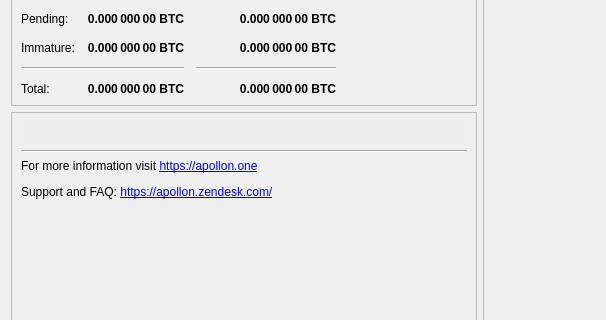
Before: the Qt Designer form src/qt/forms/overviewpage.ui in apollondeveloper/ApollonCoin, drawn with Qt 5; both pictures show x 0 to 606 and y 136 to 456 of the 960 by 609 pixel window.
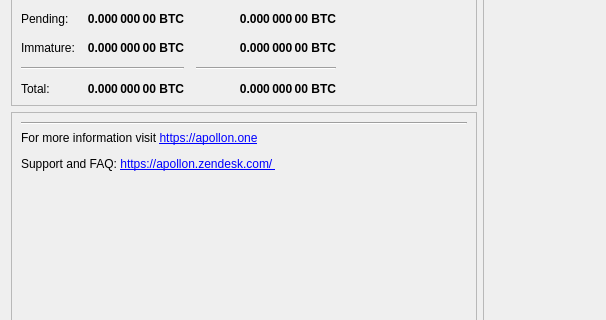
After: the same form once the commit is applied.

```diff
--- a/src/qt/forms/overviewpage.ui
+++ b/src/qt/forms/overviewpage.ui
@@ -476,437 +476,6 @@
           <enum>QFrame::Raised</enum>
          </property>
          <layout class="QVBoxLayout" name="verticalLayout_5">
-          <item>
-           <widget class="QPushButton" name="runAutoDenom">
-            <property name="palette">
-             <palette>
-              <active>
-               <colorrole role="WindowText">
-                <brush brushstyle="SolidPattern">
-                 <color alpha="255">
-                  <red>0</red>
-                  <green>0</green>
-                  <blue>0</blue>
-                 </color>
-                </brush>
-               </colorrole>
-               <colorrole role="Button">
-                <brush brushstyle="SolidPattern">
-                 <color alpha="255">
-                  <red>239</red>
-                  <green>238</green>
-                  <blue>238</blue>
-                 </color>
-                </brush>
-               </colorrole>
-               <colorrole role="Light">
-                <brush brushstyle="SolidPattern">
-                 <color alpha="255">
-                  <red>255</red>
-                  <green>255</green>
-                  <blue>255</blue>
-                 </color>
-                </brush>
-               </colorrole>
-               <colorrole role="Midlight">
-                <brush brushstyle="SolidPattern">
-                 <color alpha="255">
-                  <red>247</red>
-                  <green>246</green>
-                  <blue>246</blue>
-                 </color>
-                </brush>
-               </colorrole>
-               <colorrole role="Dark">
-                <brush brushstyle="SolidPattern">
-                 <color alpha="255">
-                  <red>119</red>
-                  <green>119</green>
-                  <blue>119</blue>
-                 </color>
-                </brush>
-               </colorrole>
-               <colorrole role="Mid">
-                <brush brushstyle="SolidPattern">
-                 <color alpha="255">
-                  <red>159</red>
-                  <green>159</green>
-                  <blue>159</blue>
-                 </color>
-                </brush>
-               </colorrole>
-               <colorrole role="Text">
-                <brush brushstyle="SolidPattern">
-                 <color alpha="255">
-                  <red>0</red>
-                  <green>0</green>
-                  <blue>0</blue>
-                 </color>
-                </brush>
-               </colorrole>
-               <colorrole role="BrightText">
-                <brush brushstyle="SolidPattern">
-                 <color alpha="255">
-                  <red>255</red>
-                  <green>255</green>
-                  <blue>255</blue>
-                 </color>
-                </brush>
-               </colorrole>
-               <colorrole role="ButtonText">
-                <brush brushstyle="SolidPattern">
-                 <color alpha="255">
-                  <red>0</red>
-                  <green>0</green>
-                  <blue>0</blue>
-                 </color>
-                </brush>
-               </colorrole>
-               <colorrole role="Base">
-                <brush brushstyle="SolidPattern">
-                 <color alpha="255">
-                  <red>255</red>
-                  <green>255</green>
-                  <blue>255</blue>
-                 </color>
-                </brush>
-               </colorrole>
-               <colorrole role="Window">
-                <brush brushstyle="SolidPattern">
-                 <color alpha="255">
-                  <red>239</red>
-                  <green>238</green>
-                  <blue>238</blue>
-                 </color>
-                </brush>
-               </colorrole>
-               <colorrole role="Shadow">
-                <brush brushstyle="SolidPattern">
-                 <color alpha="255">
-                  <red>0</red>
-                  <green>0</green>
-                  <blue>0</blue>
-                 </color>
-                </brush>
-               </colorrole>
-               <colorrole role="AlternateBase">
-                <brush brushstyle="SolidPattern">
-                 <color alpha="255">
-                  <red>247</red>
-                  <green>246</green>
-                  <blue>246</blue>
-                 </color>
-                </brush>
-               </colorrole>
-               <colorrole role="ToolTipBase">
-                <brush brushstyle="SolidPattern">
-                 <color alpha="255">
-                  <red>255</red>
-                  <green>255</green>
-                  <blue>220</blue>
-                 </color>
-                </brush>
-               </colorrole>
-               <colorrole role="ToolTipText">
-                <brush brushstyle="SolidPattern">
-                 <color alpha="255">
-                  <red>0</red>
-                  <green>0</green>
-                  <blue>0</blue>
-                 </color>
-                </brush>
-               </colorrole>
-              </active>
-              <inactive>
-               <colorrole role="WindowText">
-                <brush brushstyle="SolidPattern">
-                 <color alpha="255">
-                  <red>0</red>
-                  <green>0</green>
-                  <blue>0</blue>
-                 </color>
-                </brush>
-               </colorrole>
-               <colorrole role="Button">
-                <brush brushstyle="SolidPattern">
-                 <color alpha="255">
-                  <red>239</red>
-                  <green>238</green>
-                  <blue>238</blue>
-                 </color>
-                </brush>
-               </colorrole>
-               <colorrole role="Light">
-                <brush brushstyle="SolidPattern">
-                 <color alpha="255">
-                  <red>255</red>
-                  <green>255</green>
-                  <blue>255</blue>
-                 </color>
-                </brush>
-               </colorrole>
-               <colorrole role="Midlight">
-                <brush brushstyle="SolidPattern">
-                 <color alpha="255">
-                  <red>247</red>
-                  <green>246</green>
-                  <blue>246</blue>
-                 </color>
-                </brush>
-               </colorrole>
-               <colorrole role="Dark">
-                <brush brushstyle="SolidPattern">
-                 <color alpha="255">
-                  <red>119</red>
-                  <green>119</green>
-                  <blue>119</blue>
-                 </color>
-                </brush>
-               </colorrole>
-               <colorrole role="Mid">
-                <brush brushstyle="SolidPattern">
-                 <color alpha="255">
-                  <red>159</red>
-                  <green>159</green>
-                  <blue>159</blue>
-                 </color>
-                </brush>
-               </colorrole>
-               <colorrole role="Text">
-                <brush brushstyle="SolidPattern">
-                 <color alpha="255">
-                  <red>0</red>
-                  <green>0</green>
-                  <blue>0</blue>
-                 </color>
-                </brush>
-               </colorrole>
-               <colorrole role="BrightText">
-                <brush brushstyle="SolidPattern">
-                 <color alpha="255">
-                  <red>255</red>
-                  <green>255</green>
-                  <blue>255</blue>
-                 </color>
-                </brush>
-               </colorrole>
-               <colorrole role="ButtonText">
-                <brush brushstyle="SolidPattern">
-                 <color alpha="255">
-                  <red>0</red>
-                  <green>0</green>
-                  <blue>0</blue>
-                 </color>
-                </brush>
-               </colorrole>
-               <colorrole role="Base">
-                <brush brushstyle="SolidPattern">
-                 <color alpha="255">
-                  <red>255</red>
-                  <green>255</green>
-                  <blue>255</blue>
-                 </color>
-                </brush>
-               </colorrole>
-               <colorrole role="Window">
-                <brush brushstyle="SolidPattern">
-                 <color alpha="255">
-                  <red>239</red>
-                  <green>238</green>
-                  <blue>238</blue>
-                 </color>
-                </brush>
-               </colorrole>
-               <colorrole role="Shadow">
-                <brush brushstyle="SolidPattern">
-                 <color alpha="255">
-                  <red>0</red>
-                  <green>0</green>
-                  <blue>0</blue>
-                 </color>
-                </brush>
-               </colorrole>
-               <colorrole role="AlternateBase">
-                <brush brushstyle="SolidPattern">
-                 <color alpha="255">
-                  <red>247</red>
-                  <green>246</green>
-                  <blue>246</blue>
-                 </color>
-                </brush>
-               </colorrole>
-               <colorrole role="ToolTipBase">
-                <brush brushstyle="SolidPattern">
-                 <color alpha="255">
-                  <red>255</red>
-                  <green>255</green>
-                  <blue>220</blue>
-                 </color>
-                </brush>
-               </colorrole>
-               <colorrole role="ToolTipText">
-                <brush brushstyle="SolidPattern">
-                 <color alpha="255">
-                  <red>0</red>
-                  <green>0</green>
-                  <blue>0</blue>
-                 </color>
-                </brush>
-               </colorrole>
-              </inactive>
-              <disabled>
-               <colorrole role="WindowText">
-                <brush brushstyle="SolidPattern">
-                 <color alpha="255">
-                  <red>119</red>
-                  <green>119</green>
-                  <blue>119</blue>
-                 </color>
-                </brush>
-               </colorrole>
-               <colorrole role="Button">
-                <brush brushstyle="SolidPattern">
-                 <color alpha="255">
-                  <red>239</red>
-                  <green>238</green>
-                  <blue>238</blue>
-                 </color>
-                </brush>
-               </colorrole>
-               <colorrole role="Light">
-                <brush brushstyle="SolidPattern">
-                 <color alpha="255">
-                  <red>255</red>
-                  <green>255</green>
-                  <blue>255</blue>
-                 </color>
-                </brush>
-               </colorrole>
-               <colorrole role="Midlight">
-                <brush brushstyle="SolidPattern">
-                 <color alpha="255">
-                  <red>247</red>
-                  <green>246</green>
-                  <blue>246</blue>
-                 </color>
-                </brush>
-               </colorrole>
-               <colorrole role="Dark">
-                <brush brushstyle="SolidPattern">
-                 <color alpha="255">
-                  <red>119</red>
-                  <green>119</green>
-                  <blue>119</blue>
-                 </color>
-                </brush>
-               </colorrole>
-               <colorrole role="Mid">
-                <brush brushstyle="SolidPattern">
-                 <color alpha="255">
-                  <red>159</red>
-                  <green>159</green>
-                  <blue>159</blue>
-                 </color>
-                </brush>
-               </colorrole>
-               <colorrole role="Text">
-                <brush brushstyle="SolidPattern">
-                 <color alpha="255">
-                  <red>119</red>
-                  <green>119</green>
-                  <blue>119</blue>
-                 </color>
-                </brush>
-               </colorrole>
-               <colorrole role="BrightText">
-                <brush brushstyle="SolidPattern">
-                 <color alpha="255">
-                  <red>255</red>
-                  <green>255</green>
-                  <blue>255</blue>
-                 </color>
-                </brush>
-               </colorrole>
-               <colorrole role="ButtonText">
-                <brush brushstyle="SolidPattern">
-                 <color alpha="255">
-                  <red>119</red>
-                  <green>119</green>
-                  <blue>119</blue>
-                 </color>
-                </brush>
-               </colorrole>
-               <colorrole role="Base">
-                <brush brushstyle="SolidPattern">
-                 <color alpha="255">
-                  <red>239</red>
-                  <green>238</green>
-                  <blue>238</blue>
-                 </color>
-                </brush>
-               </colorrole>
-               <colorrole role="Window">
-                <brush brushstyle="SolidPattern">
-                 <color alpha="255">
-                  <red>239</red>
-                  <green>238</green>
-                  <blue>238</blue>
-                 </color>
-                </brush>
-               </colorrole>
-               <colorrole role="Shadow">
-                <brush brushstyle="SolidPattern">
-                 <color alpha="255">
-                  <red>0</red>
-                  <green>0</green>
-                  <blue>0</blue>
-                 </color>
-                </brush>
-               </colorrole>
-               <colorrole role="AlternateBase">
-                <brush brushstyle="SolidPattern">
-                 <color alpha="255">
-                  <red>239</red>
-                  <green>238</green>
-                  <blue>238</blue>
-                 </color>
-                </brush>
-               </colorrole>
-               <colorrole role="ToolTipBase">
-                <brush brushstyle="SolidPattern">
-                 <color alpha="255">
-                  <red>255</red>
-                  <green>255</green>
-                  <blue>220</blue>
-                 </color>
-                </brush>
-               </colorrole>
-               <colorrole role="ToolTipText">
-                <brush brushstyle="SolidPattern">
-                 <color alpha="255">
-                  <red>0</red>
-                  <green>0</green>
-                  <blue>0</blue>
-                 </color>
-                </brush>
-               </colorrole>
-              </disabled>
-             </palette>
-            </property>
-            <property name="focusPolicy">
-             <enum>Qt::NoFocus</enum>
-            </property>
-            <property name="autoFillBackground">
-             <bool>true</bool>
-            </property>
-            <property name="text">
-             <string/>
-            </property>
-            <property name="flat">
-             <bool>true</bool>
-            </property>
-           </widget>
-          </item>
           <item>
            <widget class="Line" name="lineLastMessage">
             <property name="orientation">
@@ -923,7 +492,7 @@
              </size>
             </property>
             <property name="text">
-             <string>&lt;html&gt;&lt;head/&gt;&lt;body&gt;&lt;p&gt;For more information visit &lt;a href=&quot;http://apollon.one&quot;&gt;&lt;span style=&quot; text-decoration: underline; color:#0000ff;&quot;&gt;https://apollon.one&lt;/span&gt;&lt;/a&gt;&lt;/p&gt;&lt;p&gt;Support and FAQ: &lt;a href=&quot;https://apollon.zendesk.com/&quot;&gt;&lt;span style=&quot; text-decoration: underline; color:#0000ff;&quot;&gt;https://apollon.zendesk.com/&lt;/span&gt;&lt;/a&gt;&lt;/p&gt;&lt;/body&gt;&lt;/html&gt;</string>
+             <string>&lt;html&gt;&lt;head/&gt;&lt;body&gt;&lt;p&gt;For more information visit &lt;a href=&quot;http://apollon.one&quot;&gt;&lt;span style=&quot; text-decoration: underline; color:#0000ff;&quot;&gt;https://apollon.one&lt;/span&gt;&lt;/a&gt;&lt;/p&gt;&lt;p&gt;Support and FAQ: &lt;a href=&quot;https://apollon.zendesk.com/&quot;&gt;&lt;span style=&quot; text-decoration: underline; color:#0000ff;&quot;&gt;https://apollon.zendesk.com/ &lt;/span&gt;&lt;/a&gt;&lt;/p&gt;&lt;/body&gt;&lt;/html&gt;</string>
             </property>
             <property name="alignment">
              <set>Qt::AlignLeading|Qt::AlignLeft|Qt::AlignTop</set>
```
Left out of the diff: 6 changed lines with no effect on the pictures.
